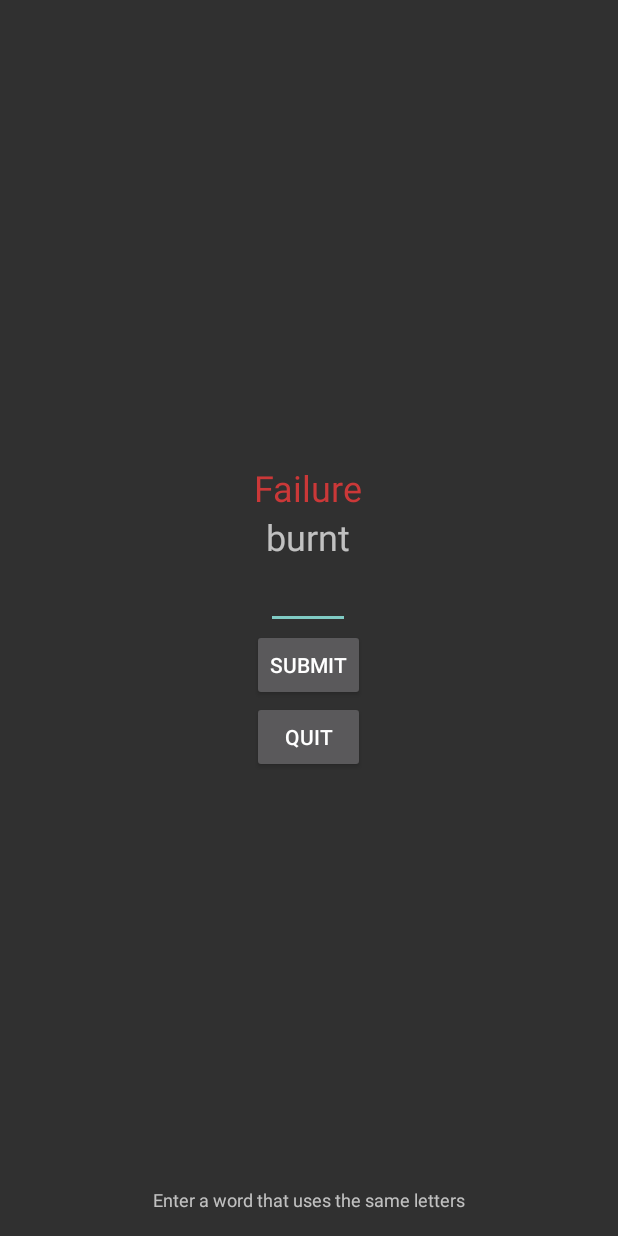
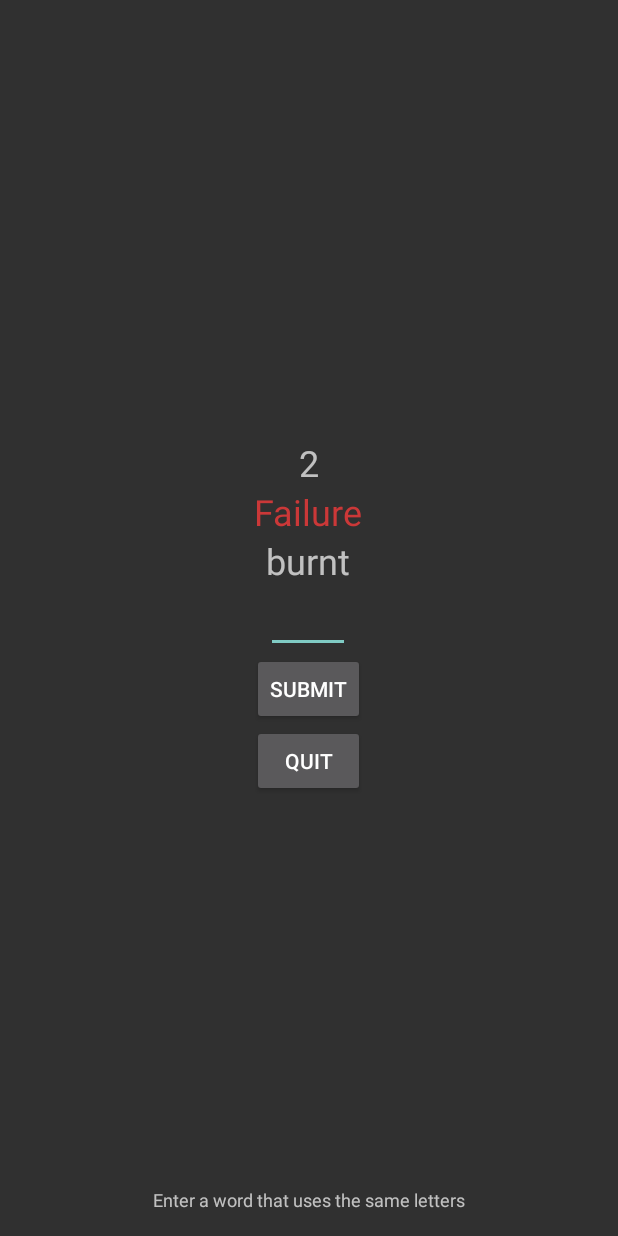
Before and after one commit to chicxulub/CS399-Anagrams, an Android app: the GameActivity screen opened directly, with no data from a screen before it, after a tap on "SUBMIT", on a phone screen of 412 x 824 dp. Run offline under Robolectric (Android 15) with nearby library versions, the phone set to English and light mode, and no system bars; 3 statements that could not run were skipped.

Commit message:
Added counter

```diff
--- a/app/src/main/java/chicxulub/nagaram/GameActivity.java
+++ b/app/src/main/java/chicxulub/nagaram/GameActivity.java
@@ -40,30 +40,44 @@ public class GameActivity extends AppCompatActivity implements View.OnClickListe
     private String word, solution, difficulty;
     private long startTime, endTime, timeLeft;
 
-    TextView counter;
+    private TextView counter;
     private int count = 0;
     private Handler handler = new Handler();
+    private int RATE = 1000;
 
     @Override
     protected void onCreate(Bundle savedInstanceState) {
         super.onCreate(savedInstanceState);
         setContentView(R.layout.activity_game);
+
+        // define the intent for the quit button
+        this.mHomeIntent = new Intent(this, SplashActivity.class);
+
+        // set up our counter
+        counter = (TextView)findViewById(R.id.timer);
+
+        tick();
+
+        // get rid of soft keyboard anywhere you touch
+        View view = findViewById(R.id.view);
+        setupUI(view);
+
+        // get the view for the chosen word
         TextView text = (TextView)findViewById(R.id.chosenWord);
-        // rebuild
+        // get the difficulty
         difficulty = getIntent().getStringExtra("level");
+        // grab a random word and put it in
         generateWords();
         text.setText(word);
-        text.setGravity(Gravity.CENTER_HORIZONTAL);
-        View view = findViewById(R.id.view);
-        setupUI(view);
+
+        // start time
         startTime = System.currentTimeMillis();
 
-        this.mHomeIntent = new Intent(this, SplashActivity.class);
+        // Set the buttons
         Button quit = (Button)findViewById(R.id.quit);
         quit.setOnClickListener(this);
         Button submit = (Button)findViewById(R.id.submit);
         submit.setOnClickListener(this);
-        text.setGravity(Gravity.CENTER_HORIZONTAL);
     }
 
     private void generateWords(){
@@ -152,7 +166,8 @@ public class GameActivity extends AppCompatActivity implements View.OnClickListe
 
     public void setupUI(View view) {
         //Set up touch listener for non-text box views to hide keyboard.
-        if(!(view instanceof EditText)) {
+
+        if (!(view instanceof EditText)) {
             view.setOnTouchListener(new View.OnTouchListener() {
                 public boolean onTouch(View v, MotionEvent event) {
                     hideSoftKeyboard(dis);
@@ -167,6 +182,7 @@ public class GameActivity extends AppCompatActivity implements View.OnClickListe
                 setupUI(innerView);
             }
         }
+
     }
 
     boolean checkSolution(){
@@ -180,40 +196,53 @@ public class GameActivity extends AppCompatActivity implements View.OnClickListe
     public void onClick(View view) {
         TextView text = (TextView)findViewById(R.id.chosenWord);
         TextView feedback = (TextView)findViewById(R.id.feedback);
-        switch(view.getId()){
+        switch(view.getId()) {
             case R.id.quit:
                 startActivity(this.mHomeIntent);
                 break;
             case R.id.submit:
-                endTime = System.currentTimeMillis();
-                timeLeft = 30-(endTime-startTime)/1000;
-                if (timeLeft > 0) {
+                //endTime = System.currentTimeMillis();
+                //timeLeft = 30-(endTime-startTime)/1000;
+                //if (timeLeft > 0) {
                 if (checkSolution()) {
                     feedback.setText("Correct");
                     feedback.setTextColor(ContextCompat.getColor(getApplicationContext(), R.color.green));
-                        text.setGravity(Gravity.CENTER);
                     view.invalidate();
                 } else {
                     feedback.setText("Failure");
-                        feedback.setTextColor(ContextCompat.getColor(getApplicationContext(),R.color.red));
+                    feedback.setTextColor(ContextCompat.getColor(getApplicationContext(), R.color.red));
                     view.invalidate();
                 }
+                count = 0;
                 generateWords();
                 text.setText(word);
-                    ((EditText)findViewById(R.id.editText)).setText("");
+                ((EditText) findViewById(R.id.editText)).setText("");
                 view.invalidate();
-                }
-                else {
+                /*else {
                     text.setText("Out of time");
                     view.invalidate();
-                }
+                }*/
                 break;
             }
     }
 
-    public class counterThread implements Runnable {
+    private Runnable counterThread = new Runnable() {
         public void run() {
+            tick();
+        }
+    };
 
+    public void tick() {
+        TextView feedback = (TextView)findViewById(R.id.feedback);
+        EditText input = (EditText)findViewById(R.id.editText);
+        if (count < 10) {
+            count++;
+            counter.setText(String.valueOf(count));
+            handler.postDelayed(counterThread, RATE);
+        }
+        else {
+            //input.setVisibility(View.INVISIBLE);
+            feedback.setText("Out of Time");
         }
     }
 }
--- a/app/src/main/res/layout/activity_game.xml
+++ b/app/src/main/res/layout/activity_game.xml
@@ -11,6 +11,14 @@
         android:layout_height="match_parent"
         android:orientation="vertical"
         android:gravity="center">
+        <TextView
+            android:layout_width="wrap_content"
+            android:layout_height="wrap_content"
+            android:textSize="24sp"
+            android:gravity="center"
+            android:id="@+id/timer"
+            android:text="0" />
+
         <TextView
             android:layout_width="wrap_content"
             android:layout_height="wrap_content"
```
Also changed, not shown: app/src/main/res/drawable/ramwalk1.png (added), app/src/main/res/drawable/ramwalk2.png (added), 21 other files. Lines whose indentation alone changed are shown as unchanged.
